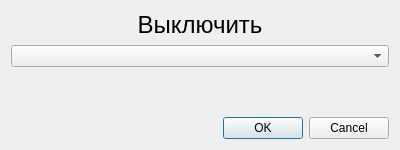
Xtail96/SML, file KAMEditor/gui/commands/offdialog.ui: the form before one commit.
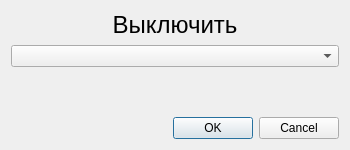
The form after the commit.

The edit to the form file:
```diff
--- a/KAMEditor/gui/commands/offdialog.ui
+++ b/KAMEditor/gui/commands/offdialog.ui
@@ -6,7 +6,7 @@
    <rect>
     <x>0</x>
     <y>0</y>
-    <width>400</width>
+    <width>350</width>
     <height>150</height>
    </rect>
   </property>
```
